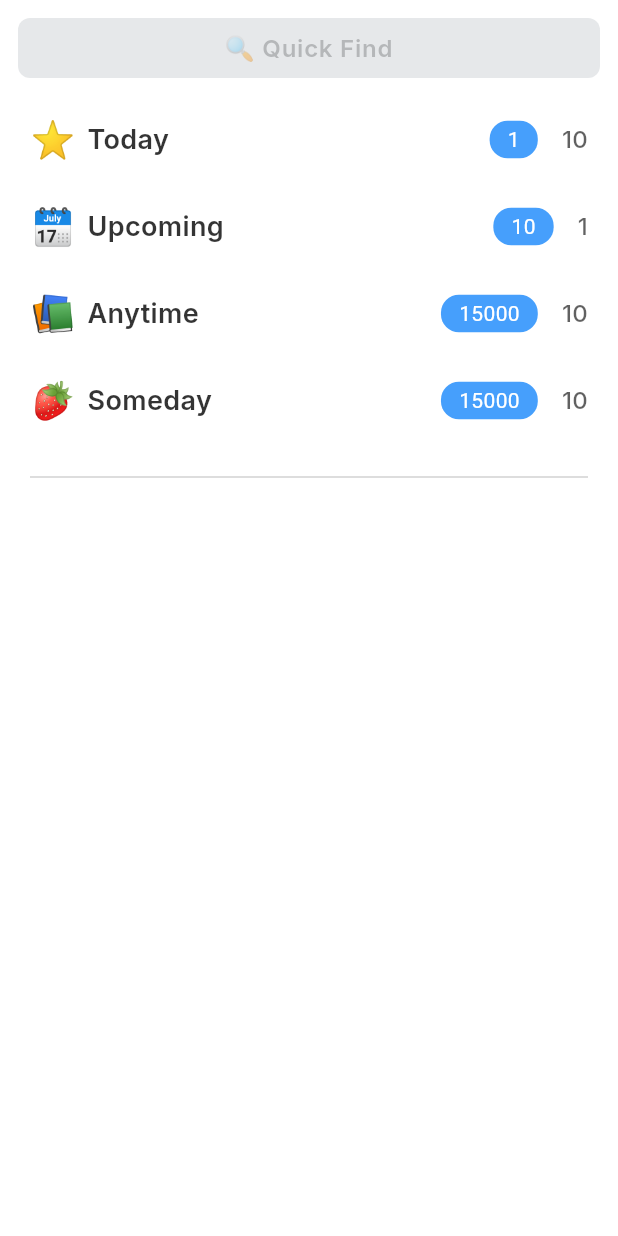
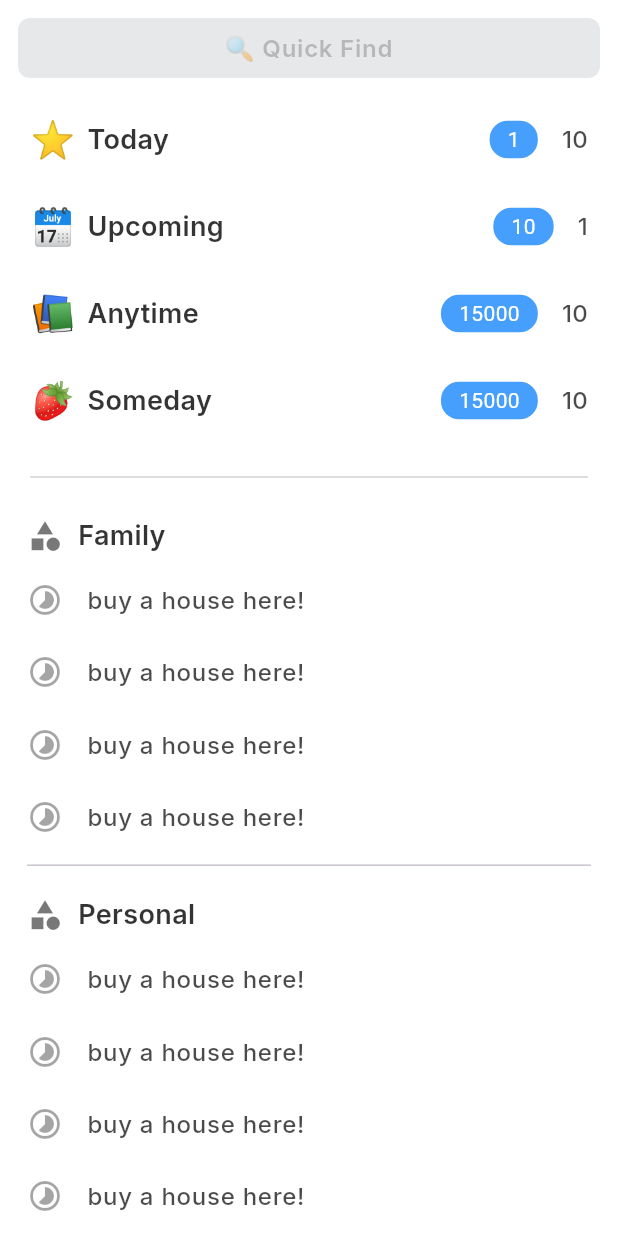
Before and after one commit to vaibhavchoursiya/thing_easy, a Flutter app: the screen it shows after launch, on a phone screen of 412 x 824 dp. Run offline on Flutter 3.47's test engine with Material 3 defaults, Android fonts, the light colour scheme and no system bars; our stand-ins replace cloud_firestore, firebase_auth, firebase_core, go_router, google_fonts; accounts and stored records are empty; generated files the repository leaves out were written again.

Commit message:
task collection widget and list is created.

```diff
--- a/lib/screens/home_screen.dart
+++ b/lib/screens/home_screen.dart
@@ -2,6 +2,8 @@ import 'package:flutter/material.dart';
 import 'package:thing_easy/utilites/app_theme.dart';
 import 'package:thing_easy/widgets/head_label_column_widget.dart';
 import 'package:thing_easy/widgets/quick_find_field.dart';
+import 'package:thing_easy/widgets/task_collection_list.dart';
+import 'package:thing_easy/widgets/task_collection_widget.dart';
 
 class HomeScreen extends StatelessWidget {
   const HomeScreen({super.key});
@@ -11,7 +13,15 @@ class HomeScreen extends StatelessWidget {
     return Scaffold(
       backgroundColor: AppTheme.light,
       body: SafeArea(
-        child: Column(children: [QuickFindField(), HeadLabelColumnWidget()]),
+        child: SingleChildScrollView(
+          child: Column(
+            children: [
+              QuickFindField(),
+              HeadLabelColumnWidget(),
+              TaskCollectionList(),
+            ],
+          ),
+        ),
       ),
     );
   }
--- a/lib/utilites/app_theme.dart
+++ b/lib/utilites/app_theme.dart
@@ -19,7 +19,7 @@ class AppTheme {
     fontWeight: FontWeight.w600,
   );
   static final titleStyle = GoogleFonts.inter(
-    color: AppTheme.dark.withValues(alpha: 0.7),
+    color: AppTheme.dark.withValues(alpha: 0.8),
     fontSize: 16.0,
     fontWeight: FontWeight.w500,
   );
--- /dev/null
+++ b/lib/widgets/task_collection_list.dart
@@ -0,0 +1,20 @@
+import 'package:flutter/material.dart';
+import 'package:thing_easy/widgets/task_collection_widget.dart';
+
+class TaskCollectionList extends StatelessWidget {
+  const TaskCollectionList({super.key});
+
+  @override
+  Widget build(BuildContext context) {
+    return Padding(
+      padding: const EdgeInsets.all(18.0),
+      child: Column(
+        children: [
+          TaskCollectionWidget(collectionName: "Family"),
+          TaskCollectionWidget(collectionName: "Personal"),
+          TaskCollectionWidget(collectionName: "Work"),
+        ],
+      ),
+    );
+  }
+}
--- /dev/null
+++ b/lib/widgets/task_collection_widget.dart
@@ -0,0 +1,48 @@
+import 'package:flutter/material.dart';
+import 'package:thing_easy/utilites/app_theme.dart';
+
+class TaskCollectionWidget extends StatelessWidget {
+  final String collectionName;
+
+  const TaskCollectionWidget({super.key, required this.collectionName});
+
+  @override
+  Widget build(BuildContext context) {
+    return Column(
+      crossAxisAlignment: CrossAxisAlignment.start,
+      children: [
+        Row(
+          children: [
+            Icon(Icons.category, color: AppTheme.dark.withValues(alpha: 0.6)),
+            const SizedBox(width: 10.0),
+            Text(collectionName, style: AppTheme.subHeadingStyle),
+          ],
+        ),
+        const SizedBox(height: 4.0),
+
+        ListView.builder(
+          padding: const EdgeInsets.only(top: 2.0),
+          shrinkWrap: true,
+          itemCount: 4,
+          physics: NeverScrollableScrollPhysics(),
+          itemBuilder: (context, index) {
+            return ListTile(
+              dense: true,
+              contentPadding: const EdgeInsets.symmetric(
+                horizontal: 0,
+                vertical: 0.1,
+              ),
+              leading: Icon(
+                Icons.timelapse_outlined,
+                color: AppTheme.dark.withValues(alpha: 0.4),
+              ),
+              title: Text("buy a house here!", style: AppTheme.titleStyle),
+            );
+          },
+        ),
+        Divider(),
+        const SizedBox(height: 12.0),
+      ],
+    );
+  }
+}
```
